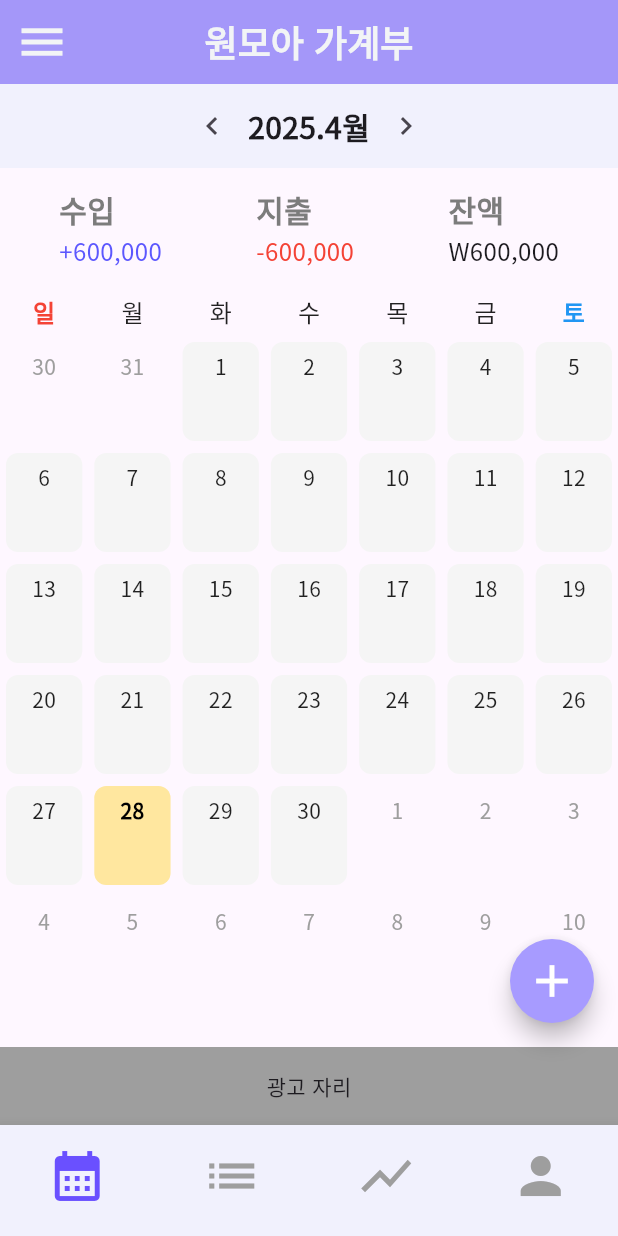
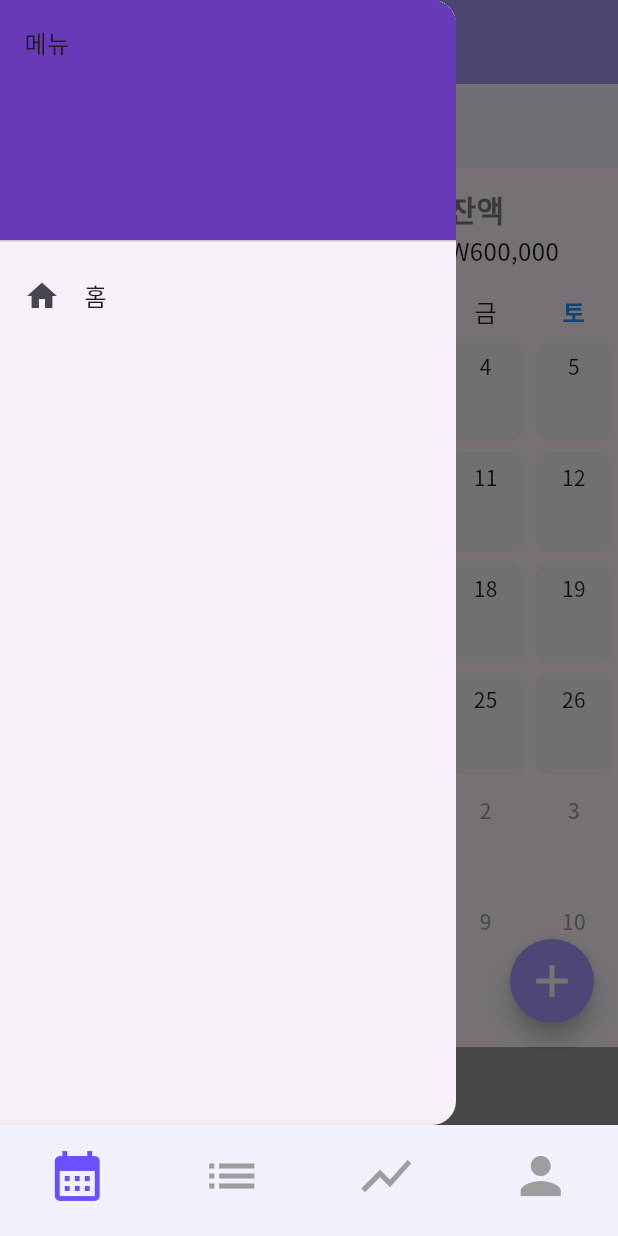
Before and after one commit to Zzeolla/wonmore_budget, a Flutter app: the screen it shows after launch, with the side drawer open (before the commit the screen has no drawer), on a phone screen of 412 x 824 dp. Run offline on Flutter 3.47's test engine with Material 3 defaults, Android fonts, the phone set to English and light mode, and no system bars; drawn by our look-alikes of table_calendar.

Commit message:
add calendar_widget and bottom_sheet_widget

```diff
--- a/lib/screen/home_screen.dart
+++ b/lib/screen/home_screen.dart
@@ -1,7 +1,9 @@
 import 'package:flutter/material.dart';
 import 'package:table_calendar/table_calendar.dart';
-
-import '../widget/common_app_bar.dart';
+import 'package:wonmore_budget/widget/bottom_sheet_widget.dart';
+import 'package:wonmore_budget/widget/calendar_widget.dart';
+import 'package:wonmore_budget/widget/common_app_bar.dart';
+import 'package:wonmore_budget/widget/custom_drawer.dart';
 
 class HomeScreen extends StatefulWidget {
   const HomeScreen({super.key});
@@ -55,6 +57,7 @@ class _HomeScreenState extends State<HomeScreen> {
 
     return Scaffold(
       appBar: CommonAppBar(),
+      drawer: CustomDrawer(),
       body: Stack(
         children: [
           Column(
@@ -144,139 +147,152 @@ class _HomeScreenState extends State<HomeScreen> {
 
               /// 달력
               Expanded(
-                child: TableCalendar(
-                  locale: 'ko_KR',
+                child: CalendarWidget(
                   focusedDay: _focusedDay,
-                  firstDay: DateTime.utc(2020, 1, 1),
-                  lastDay: DateTime.utc(2030, 12, 31),
-                  headerVisible: false,
-                  sixWeekMonthsEnforced: true,
-                  daysOfWeekHeight: 32,
-                  daysOfWeekStyle: DaysOfWeekStyle(
-                    weekdayStyle: TextStyle(
-                        color: Colors.black87,
-                        fontSize: 16,
-                        fontWeight: FontWeight.bold), // 평일 기본 스타일
-                  ),
+                  selectedDay: _selectedDay,
                   rowHeight: rowHeight,
-                  calendarBuilders: CalendarBuilders(
-                    dowBuilder: (context, day) {
-                      // 요일 인덱스 0 = 일요일, 6 = 토요일
-                      if (day.weekday == DateTime.sunday) {
-                        return Center(
-                          child: Text(
-                            '일',
-                            style: TextStyle(
-                                color: Colors.red, fontSize: 16, fontWeight: FontWeight.bold),
-                          ),
-                        );
-                      } else if (day.weekday == DateTime.saturday) {
-                        return Center(
-                          child: Text(
-                            '토',
-                            style: TextStyle(
-                                color: Colors.blue, fontSize: 16, fontWeight: FontWeight.bold),
-                          ),
-                        );
-                      } else {
-                        return Center(
-                          child: Text(
-                            _weekdayString(day.weekday), // 아래 함수로 요일 표시
-                            style: TextStyle(color: Colors.black87, fontSize: 16),
-                          ),
-                        );
-                      }
-                    },
-                    defaultBuilder: (context, day, focusedDay) {
-                      return Container(
-                        margin: const EdgeInsets.all(4), // 셀 간격 약간 띄우기
-                        decoration: BoxDecoration(
-                          color: Colors.grey.shade100, // 흐릿한 회색 배경 (border 없이 깔끔)
-                          borderRadius: BorderRadius.circular(8),
-                        ),
-                        alignment: Alignment.topCenter,
-                        child: Padding(
-                          padding: const EdgeInsets.only(top: 6.0),
-                          child: Text(
-                            '${day.day}',
-                            style: TextStyle(fontSize: 14, color: Colors.black87),
-                          ),
-                        ),
-                      );
-                    },
-                    todayBuilder: (context, day, focusedDay) {
-                      return Container(
-                        margin: EdgeInsets.all(4),
-                        decoration: BoxDecoration(
-                          color: Colors.amberAccent.withOpacity(0.5),
-                          borderRadius: BorderRadius.circular(8),
-                        ),
-                        alignment: Alignment.topCenter,
-                        child: Padding(
-                          padding: const EdgeInsets.only(top: 6.0),
-                          child: Text(
-                            '${day.day}',
-                            style: TextStyle(fontWeight: FontWeight.bold, color: Colors.black),
-                          ),
-                        ),
-                      );
-                    },
-                    selectedBuilder: (context, day, focusedDay) {
-                      return Container(
-                        margin: EdgeInsets.all(4),
-                        decoration: BoxDecoration(
-                          border: Border.all(color: Colors.amber, width: 2), // 테두리 강조
-                          borderRadius: BorderRadius.circular(8),
-                          color: Colors.transparent,
-                        ),
-                        alignment: Alignment.topCenter,
-                        child: Padding(
-                          padding: const EdgeInsets.only(top: 6.0),
-                          child: Text(
-                            '${day.day}',
-                            style: TextStyle(fontWeight: FontWeight.bold, color: Colors.black),
-                          ),
-                        ),
-                      );
-                    },
-                    outsideBuilder: (context, day, focusedDay) {
-                      // 이번 달 아닌 날짜 처리
-                      return Container(
-                        margin: const EdgeInsets.all(4),
-                        alignment: Alignment.topCenter,
-                        child: Padding(
-                          padding: const EdgeInsets.only(top: 6.0),
-                          child: Text(
-                            '${day.day}',
-                            style: TextStyle(fontSize: 14, color: Colors.grey), // 흐릿한 색
-                          ),
-                        ),
-                      );
-                    },
-                  ),
-                  selectedDayPredicate: (day) {
-                    return isSameDay(_selectedDay, day);
-                  },
                   onDaySelected: (selectedDay, focusedDay) {
                     setState(() {
                       _selectedDay = selectedDay;
                       _focusedDay = focusedDay;
                     });
 
-                    _showBottomSheet(context, selectedDay);
+                    _showBottomSheet(context, selectedDay, rowHeight);
                   },
-                  onPageChanged: (_focusedDay) {
-                    setState(() {
-                      _focusedDay = _focusedDay;
-                    });
-                  },
-                  calendarStyle: CalendarStyle(
-                    selectedDecoration: BoxDecoration(
-                      color: Colors.deepPurpleAccent,
-                      shape: BoxShape.circle,
-                    ),
-                  ),
                 ),
+                // child: TableCalendar(
+                //   locale: 'ko_KR',
+                //   focusedDay: _focusedDay,
+                //   firstDay: DateTime.utc(2020, 1, 1),
+                //   lastDay: DateTime.utc(2030, 12, 31),
+                //   headerVisible: false,
+                //   sixWeekMonthsEnforced: true,
+                //   daysOfWeekHeight: 32,
+                //   daysOfWeekStyle: DaysOfWeekStyle(
+                //     weekdayStyle: TextStyle(
+                //         color: Colors.black87,
+                //         fontSize: 16,
+                //         fontWeight: FontWeight.bold), // 평일 기본 스타일
+                //   ),
+                //   rowHeight: rowHeight,
+                //   calendarBuilders: CalendarBuilders(
+                //     dowBuilder: (context, day) {
+                //       // 요일 인덱스 0 = 일요일, 6 = 토요일
+                //       if (day.weekday == DateTime.sunday) {
+                //         return Center(
+                //           child: Text(
+                //             '일',
+                //             style: TextStyle(
+                //                 color: Colors.red, fontSize: 16, fontWeight: FontWeight.bold),
+                //           ),
+                //         );
+                //       } else if (day.weekday == DateTime.saturday) {
+                //         return Center(
+                //           child: Text(
+                //             '토',
+                //             style: TextStyle(
+                //                 color: Colors.blue, fontSize: 16, fontWeight: FontWeight.bold),
+                //           ),
+                //         );
+                //       } else {
+                //         return Center(
+                //           child: Text(
+                //             _weekdayString(day.weekday), // 아래 함수로 요일 표시
+                //             style: TextStyle(color: Colors.black87, fontSize: 16),
+                //           ),
+                //         );
+                //       }
+                //     },
+                //     defaultBuilder: (context, day, focusedDay) {
+                //       return Container(
+                //         margin: const EdgeInsets.all(4), // 셀 간격 약간 띄우기
+                //         decoration: BoxDecoration(
+                //           color: Colors.grey.shade100, // 흐릿한 회색 배경 (border 없이 깔끔)
+                //           borderRadius: BorderRadius.circular(8),
+                //         ),
+                //         alignment: Alignment.topCenter,
+                //         child: Padding(
+                //           padding: const EdgeInsets.only(top: 6.0),
+                //           child: Text(
+                //             '${day.day}',
+                //             style: TextStyle(fontSize: 14, color: Colors.black87),
+                //           ),
+                //         ),
+                //       );
+                //     },
+                //     todayBuilder: (context, day, focusedDay) {
+                //       return Container(
+                //         margin: EdgeInsets.all(4),
+                //         decoration: BoxDecoration(
+                //           color: Colors.amberAccent.withOpacity(0.5),
+                //           borderRadius: BorderRadius.circular(8),
+                //         ),
+                //         alignment: Alignment.topCenter,
+                //         child: Padding(
+                //           padding: const EdgeInsets.only(top: 6.0),
+                //           child: Text(
+                //             '${day.day}',
+                //             style: TextStyle(fontWeight: FontWeight.bold, color: Colors.black),
+                //           ),
+                //         ),
+                //       );
+                //     },
+                //     selectedBuilder: (context, day, focusedDay) {
+                //       return Container(
+                //         margin: EdgeInsets.all(4),
+                //         decoration: BoxDecoration(
+                //           border: Border.all(color: Colors.amber, width: 2), // 테두리 강조
+                //           borderRadius: BorderRadius.circular(8),
+                //           color: Colors.transparent,
+                //         ),
+                //         alignment: Alignment.topCenter,
+                //         child: Padding(
+                //           padding: const EdgeInsets.only(top: 6.0),
+                //           child: Text(
+                //             '${day.day}',
+                //             style: TextStyle(fontWeight: FontWeight.bold, color: Colors.black),
+                //           ),
+                //         ),
+                //       );
+                //     },
+                //     outsideBuilder: (context, day, focusedDay) {
+                //       // 이번 달 아닌 날짜 처리
+                //       return Container(
+                //         margin: const EdgeInsets.all(4),
+                //         alignment: Alignment.topCenter,
+                //         child: Padding(
+                //           padding: const EdgeInsets.only(top: 6.0),
+                //           child: Text(
+                //             '${day.day}',
+                //             style: TextStyle(fontSize: 14, color: Colors.grey), // 흐릿한 색
+                //           ),
+                //         ),
+                //       );
+                //     },
+                //   ),
+                //   selectedDayPredicate: (day) {
+                //     return isSameDay(_selectedDay, day);
+                //   },
+                //   onDaySelected: (selectedDay, focusedDay) {
+                //     setState(() {
+                //       _selectedDay = selectedDay;
+                //       _focusedDay = focusedDay;
+                //     });
+                //
+                //     _showBottomSheet(context, selectedDay);
+                //   },
+                //   onPageChanged: (_focusedDay) {
+                //     setState(() {
+                //       _focusedDay = _focusedDay;
+                //     });
+                //   },
+                //   calendarStyle: CalendarStyle(
+                //     selectedDecoration: BoxDecoration(
+                //       color: Colors.deepPurpleAccent,
+                //       shape: BoxShape.circle,
+                //     ),
+                //   ),
+                // ),
               ),
 
               /// 광고 추가
@@ -340,29 +356,15 @@ class _HomeScreenState extends State<HomeScreen> {
     }
   }
 
-  void _showBottomSheet(BuildContext context, DateTime selectedDay) {
+  void _showBottomSheet(BuildContext context, DateTime selectedDay, double rowHeight) {
     showModalBottomSheet(
       context: context,
+      isScrollControlled: true,
       shape: RoundedRectangleBorder(
         borderRadius: BorderRadius.vertical(top: Radius.circular(16)),
       ),
       builder: (context) {
-        return Padding(
-          padding: const EdgeInsets.all(16.8),
-          child: Column(
-            mainAxisSize: MainAxisSize.min,
-            crossAxisAlignment: CrossAxisAlignment.start,
-            children: [
-              Text(
-                '${selectedDay.year}년 ${selectedDay.month}월 ${selectedDay.day}일',
-                style: TextStyle(fontSize: 20, fontWeight: FontWeight.bold),
-              ),
-              SizedBox(height: 16),
-              Text('여기에 수입/지출 추가 폼이 들어갈 수 있어요.'),
-              // 추가로 TextField, Button 등 필요한 위젯 배치 가능)
-            ],
-          ),
-        );
+        return CustomBottomSheet(selectedDay: selectedDay, rowHeight: rowHeight);
       },
     );
   }
--- /dev/null
+++ b/lib/widget/calendar_widget.dart
@@ -0,0 +1,130 @@
+import 'package:flutter/material.dart';
+import 'package:table_calendar/table_calendar.dart';
+
+class CalendarWidget extends StatefulWidget {
+  final DateTime focusedDay;
+  final DateTime? selectedDay;
+  final double rowHeight;
+  final void Function(DateTime selectedDay, DateTime focusedDay) onDaySelected;
+
+  const CalendarWidget({
+    super.key,
+    required this.focusedDay,
+    required this.selectedDay,
+    required this.rowHeight,
+    required this.onDaySelected,
+  });
+
+  @override
+  State<CalendarWidget> createState() => _CalendarWidgetState();
+}
+
+class _CalendarWidgetState extends State<CalendarWidget> {
+  @override
+  Widget build(BuildContext context) {
+    return TableCalendar(
+      locale: 'ko_KR',
+      focusedDay: widget.focusedDay,
+      firstDay: DateTime.utc(2020, 1, 1),
+      lastDay: DateTime.utc(2030, 12, 31),
+      headerVisible: false,
+      sixWeekMonthsEnforced: true,
+      daysOfWeekHeight: 32,
+      rowHeight: widget.rowHeight,
+      selectedDayPredicate: (day) => isSameDay(widget.selectedDay, day),
+      onDaySelected: widget.onDaySelected,
+      onPageChanged: (_) {},
+      daysOfWeekStyle: DaysOfWeekStyle(
+        weekdayStyle: TextStyle(color: Colors.black87, fontSize: 16, fontWeight: FontWeight.bold),
+      ),
+      calendarBuilders: CalendarBuilders(
+        dowBuilder: (context, day) {
+          if (day.weekday == DateTime.sunday) {
+            return Center(
+              child: Text('일', style: TextStyle(color: Colors.red, fontSize: 16, fontWeight: FontWeight.bold)),
+            );
+          } else if (day.weekday == DateTime.saturday) {
+            return Center(
+              child: Text('토', style: TextStyle(color: Colors.blue, fontSize: 16, fontWeight: FontWeight.bold)),
+            );
+          } else {
+            return Center(
+              child: Text(
+                _weekdayString(day.weekday),
+                style: TextStyle(color: Colors.black87, fontSize: 16),
+              ),
+            );
+          }
+        },
+        defaultBuilder: (context, day, focusedDay) {
+          return _buildDayCell('${day.day}', Colors.grey.shade100, Colors.black87);
+        },
+        todayBuilder: (context, day, focusedDay) {
+          return _buildDayCell('${day.day}', Colors.amberAccent.withOpacity(0.5), Colors.black);
+        },
+        selectedBuilder: (context, day, focusedDay) {
+          return Container(
+            margin: EdgeInsets.all(4),
+            decoration: BoxDecoration(
+              border: Border.all(color: Colors.amber, width: 2),
+              borderRadius: BorderRadius.circular(8),
+              color: Colors.transparent,
+            ),
+            alignment: Alignment.topCenter,
+            child: Padding(
+              padding: const EdgeInsets.only(top: 6.0),
+              child: Text(
+                '${day.day}',
+                style: TextStyle(fontWeight: FontWeight.bold, color: Colors.black),
+              ),
+            ),
+          );
+        },
+        outsideBuilder: (context, day, focusedDay) {
+          return _buildDayCell('${day.day}', Colors.transparent, Colors.grey);
+        },
+      ),
+      calendarStyle: CalendarStyle(
+        selectedDecoration: BoxDecoration(
+          color: Colors.deepPurpleAccent,
+          shape: BoxShape.circle,
+        ),
+      ),
+    );
+  }
+
+  static Widget _buildDayCell(String text, Color bgColor, Color textColor) {
+    return Container(
+      margin: const EdgeInsets.all(4),
+      decoration: BoxDecoration(
+        color: bgColor,
+        borderRadius: BorderRadius.circular(8),
+      ),
+      alignment: Alignment.topCenter,
+      child: Padding(
+        padding: const EdgeInsets.only(top: 6.0),
+        child: Text(
+          text,
+          style: TextStyle(fontSize: 14, color: textColor),
+        ),
+      ),
+    );
+  }
+
+  static String _weekdayString(int weekday) {
+    switch (weekday) {
+      case DateTime.monday:
+        return '월';
+      case DateTime.tuesday:
+        return '화';
+      case DateTime.wednesday:
+        return '수';
+      case DateTime.thursday:
+        return '목';
+      case DateTime.friday:
+        return '금';
+      default:
+        return '';
+    }
+  }
+}
--- a/lib/widget/custom_drawer.dart
+++ b/lib/widget/custom_drawer.dart
@@ -10,6 +10,24 @@ class CustomDrawer extends StatefulWidget {
 class _CustomDrawerState extends State<CustomDrawer> {
   @override
   Widget build(BuildContext context) {
-    return Drawer();
+    return Drawer(
+      child: ListView(
+        padding: EdgeInsets.zero,
+        children: [
+          DrawerHeader(
+            decoration: BoxDecoration(color: Colors.deepPurple),
+            child: Text('메뉴'),
+          ),
+          ListTile(
+            leading: Icon(Icons.home),
+            title: Text('홈'),
+            onTap: () {
+              Navigator.pop(context);
+            },
+          ),
+          // 다른 메뉴들 추가
+        ],
+      ),
+    );
   }
 }
```
Also changed, not shown: lib/widget/bottom_sheet_widget.dart (added, +174 -0 lines).
